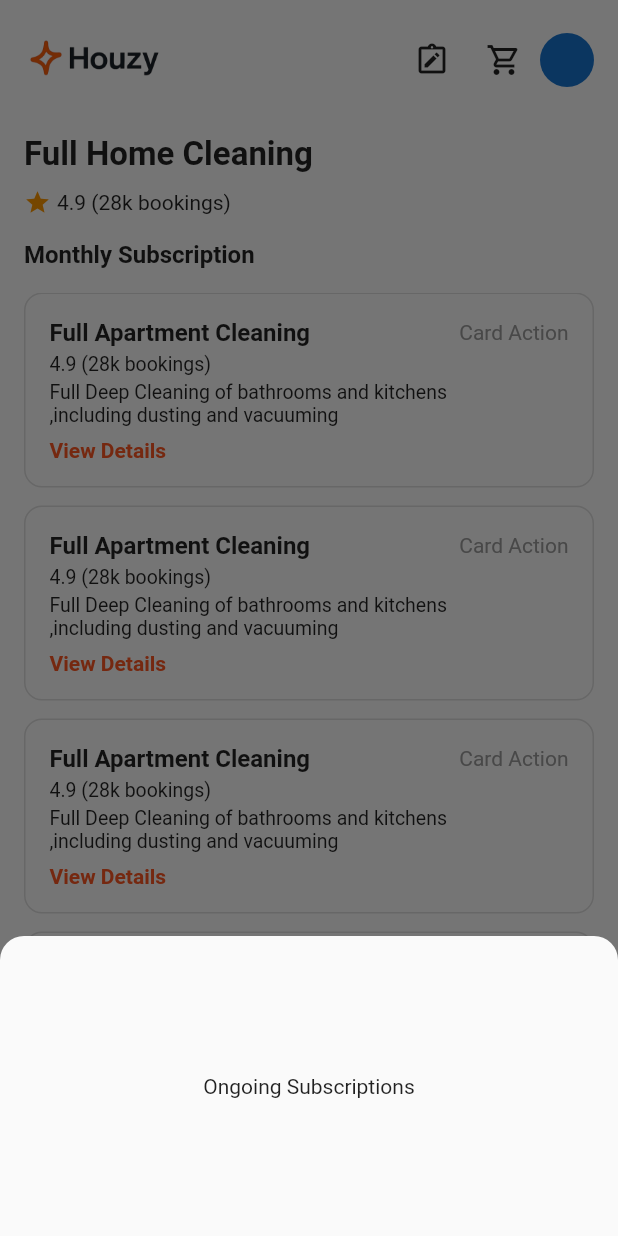
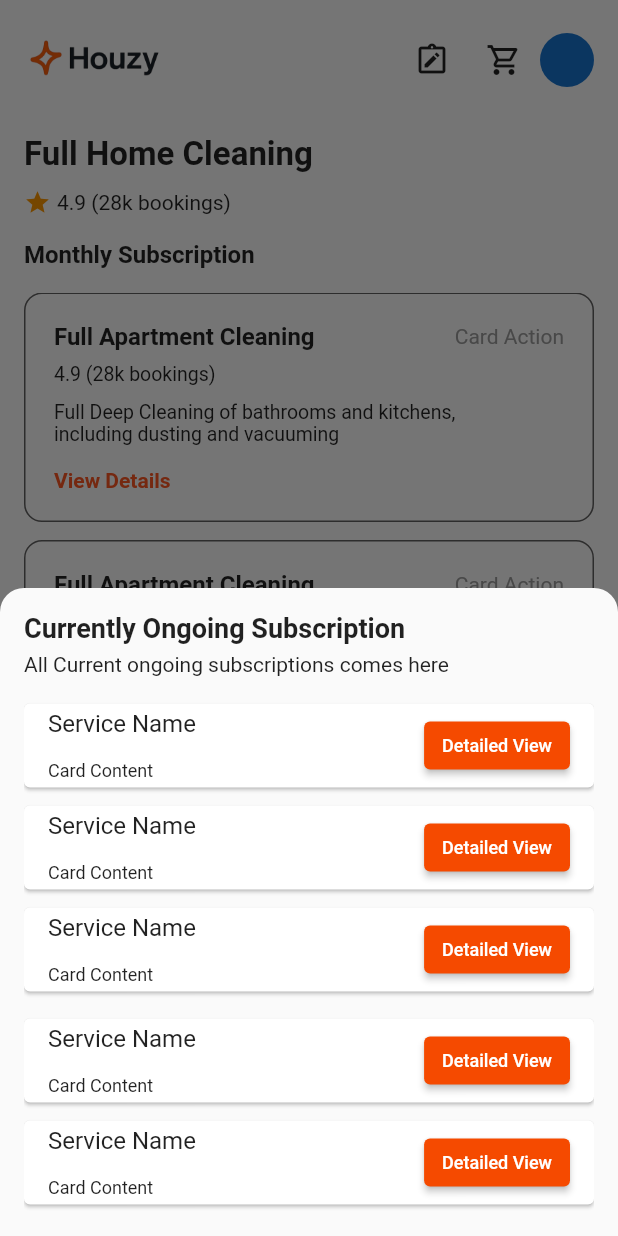
Before and after one commit to Shivrooo6/houzy-app-new, a Flutter app: the BookingScreen screen opened directly, after a tap on the "note alt" icon, on a phone screen of 412 x 824 dp. Run offline on Flutter 3.47's test engine with Material 3 defaults, Android fonts, the phone set to English and light mode, and no system bars; our stand-ins replace firebase_auth, firebase_core, google_sign_in; accounts and stored records are empty.

Commit message:
chnages another tosave file

```diff
--- a/lib/main.dart
+++ b/lib/main.dart
@@ -1,11 +1,10 @@
 import 'package:flutter/material.dart';
 import 'package:firebase_core/firebase_core.dart';
 import 'package:firebase_auth/firebase_auth.dart';
-
+import 'package:houzy/repository/screens/bottomnav/bottomnavscreen.dart';
 import 'firebase_options.dart';
 import 'package:houzy/repository/splash/splashscreen.dart';
 import 'package:houzy/repository/screens/login/loginscreen.dart';
-import 'package:houzy/repository/screens/home/homescreen.dart';
 import 'package:houzy/repository/screens/account/accountscreen.dart'; // make sure you have this
 
 void main() async {
@@ -42,7 +41,7 @@ class MyApp extends StatelessWidget {
       routes: {
         '/': (context) => const AuthWrapper(),
         '/login': (context) => const LoginScreen(),
-        '/home': (context) => const HomeScreen(),
+        '/home': (context) => BottomNavScreen(),
         '/account': (context) => const AccountScreen(),
       },
     );
--- a/lib/repository/screens/booking/bookingscreen.dart
+++ b/lib/repository/screens/booking/bookingscreen.dart
@@ -69,16 +69,7 @@ class BookingScreen extends StatelessWidget {
           IconButton(
             icon: const Icon(Icons.note_alt_outlined),
             onPressed: () {
-              showModalBottomSheet(
-                context: context,
-                shape: const RoundedRectangleBorder(
-                  borderRadius: BorderRadius.vertical(top: Radius.circular(16)),
-                ),
-                builder: (context) => const SizedBox(
-                  height: 200,
-                  child: Center(child: Text("Ongoing Subscriptions")),
-                ),
-              );
+              _showBookingBottomSheet(context:context);
             },
           ),
           IconButton(
@@ -116,7 +107,7 @@ class BookingScreen extends StatelessWidget {
                         title: const Text('Profile'),
                         onTap: () {
                           Navigator.pop(context);
-                          Navigator.pushNamed(context, 'Account Screen');
+                          Navigator.pushNamed(context, '/account');
                         },
                       ),
                       ListTile(
@@ -149,9 +140,9 @@ class BookingScreen extends StatelessWidget {
   Widget _bookingCard() {
     return Container(
       margin: const EdgeInsets.only(bottom: 12),
-      padding: const EdgeInsets.all(16),
+      padding: const EdgeInsets.all(19),
       decoration: BoxDecoration(
-        border: Border.all(color: Colors.grey.shade300),
+        border: Border.all(color: const Color.fromARGB(255, 99, 98, 98)),
         borderRadius: BorderRadius.circular(12),
       ),
       child: Column(
@@ -164,17 +155,114 @@ class BookingScreen extends StatelessWidget {
               Text("Card Action", style: TextStyle(color: Colors.grey)),
             ],
           ),
-          SizedBox(height: 4),
+          SizedBox(height: 8),
           Text("4.9 (28k bookings)", style: TextStyle(fontSize: 13)),
-          SizedBox(height: 4),
+          SizedBox(height: 10),
           Text(
-            "Full Deep Cleaning of bathrooms and kitchens\n,including dusting and vacuuming",
+            "Full Deep Cleaning of bathrooms and kitchens,\nincluding dusting and vacuuming",
             style: TextStyle(fontSize: 13),
           ),
-          SizedBox(height: 8),
+          SizedBox(height: 15),
           Text("View Details", style: TextStyle(color: Colors.deepOrange, fontWeight: FontWeight.bold)),
         ],
       ),
     );
   }
 }
+
+void _showBookingBottomSheet({required BuildContext context}) {
+  showModalBottomSheet(
+    context: context,
+    shape: const RoundedRectangleBorder(
+      borderRadius: BorderRadius.vertical(top: Radius.circular(16)),
+    ),
+    builder: (context) {
+        return Padding(
+    padding: const EdgeInsets.all(16.0),
+    child: ConstrainedBox(
+      constraints: BoxConstraints(
+        maxHeight: 400, // limit height so it won't overflow the screen
+      ),
+      child: SingleChildScrollView(
+        child: Column(
+          crossAxisAlignment: CrossAxisAlignment.start,
+          children: [
+            const Text(
+              "Currently Ongoing Subscription",
+              style: TextStyle(fontSize: 18, fontWeight: FontWeight.bold),
+            ),
+            const SizedBox(height: 6),
+            const Text("All Current ongoing subscriptions comes here"),
+            const SizedBox(height: 12),
+            ...List.generate(3, (index) {
+              return Card(
+                margin: const EdgeInsets.symmetric(vertical: 6),
+                child: ListTile(
+                  title: Column(
+                    crossAxisAlignment: CrossAxisAlignment.start,
+                    children: const [
+                      Text("Service Name"),
+                      SizedBox(height: 15),
+                      Text(
+                        "Card Content",
+                        style: TextStyle(fontSize: 12),
+                      ),
+                    ],
+                  ),
+                  trailing: ElevatedButton(
+                    onPressed: () {},
+                    style: ElevatedButton.styleFrom(
+                      backgroundColor: const Color(0xFFF54A00),
+                      minimumSize: const Size(80, 32), // smaller width and height
+                      padding: const EdgeInsets.symmetric(horizontal: 12, vertical: 6), // adjust padding if needed
+                    ),
+                    child: const Text(
+                      "Detailed View",
+                      style: TextStyle(fontSize: 12), // smaller text size
+                    ),
+                  ),
+                ),
+              );
+            }),
+
+            const SizedBox(height: 6),
+            ...List.generate(3, (index) {
+              return Card(
+                margin: const EdgeInsets.symmetric(vertical: 6),
+                child: ListTile(
+                  title: Column(
+                    crossAxisAlignment: CrossAxisAlignment.start,
+                    children: const [
+                      Text("Service Name"),
+                      SizedBox(height: 15), // Add vertical space here
+                      Text(
+                        "Card Content",
+                        style: TextStyle(fontSize: 12),
+                      ),
+
+                    ],
+                  ),
+                  trailing: ElevatedButton(
+                    onPressed: () {},
+                    style: ElevatedButton.styleFrom(
+                      backgroundColor: const Color(0xFFF54A00),
+                      minimumSize: const Size(80, 32), // smaller width and height
+                      padding: const EdgeInsets.symmetric(horizontal: 12, vertical: 6), // adjust padding if needed
+                    ),
+                    child: const Text(
+                      "Detailed View",
+                      style: TextStyle(fontSize: 12), // smaller text size
+                    ),
+                  ),
+                ),
+              );
+            }),
+
+          ],
+        ),
+      ),
+    ),
+  );
+}
+  );
+}
--- a/lib/repository/screens/bottomnav/bottomnavscreen.dart
+++ b/lib/repository/screens/bottomnav/bottomnavscreen.dart
@@ -74,16 +74,28 @@ class _BottomNavScreenState extends State<BottomNavScreen> {
             },
             items: List.generate(5, (index) {
   bool isSelected = index == currentIndex;
+  final imagePath = 'assets/images/${icons[index]}';
+
   return BottomNavigationBarItem(
-                icon: Image.asset(
-                  'assets/images/${icons[index]}',
+    icon: Builder(
+      builder: (context) {
+        print('Trying to load image: $imagePath');
+        return Image.asset(
+          imagePath,
           width: isSelected ? 28 : 24,
           height: isSelected ? 28 : 24,
           color: isSelected ? const Color(0XFFF54A00) : Colors.grey,
+          errorBuilder: (context, error, stackTrace) {
+            print('❌ Failed to load: $imagePath');
+            return const Icon(Icons.error, color: Colors.red);
+          },
+        );
+      },
     ),
     label: labels[index],
   );
 }),
+
           ),
         ),
       ),
--- a/lib/repository/screens/home/homescreen.dart
+++ b/lib/repository/screens/home/homescreen.dart
@@ -41,7 +41,7 @@ class HomeScreen extends StatelessWidget {
               ),
 
               IconButton(
-                icon: UiHelper.CustomImage(img: 'notebook.png'),
+                icon: UiHelper.CustomImage(img: 'book-open-text.png'),
                 onPressed: () {
                   showModalBottomSheet(
                     context: context,
@@ -87,7 +87,7 @@ class HomeScreen extends StatelessWidget {
                             title: const Text('Profile'),
                             onTap: () {
                               Navigator.pop(context);
-                              Navigator.pushNamed(context, 'Account Screen');
+                              Navigator.pushNamed(context, '/account');
                             },
                           ),
                           ListTile(
```
Also changed, not shown: lib/repository/screens/help/helpscreen.dart (line endings or trailing spaces). Lines whose indentation alone changed are shown as unchanged.
